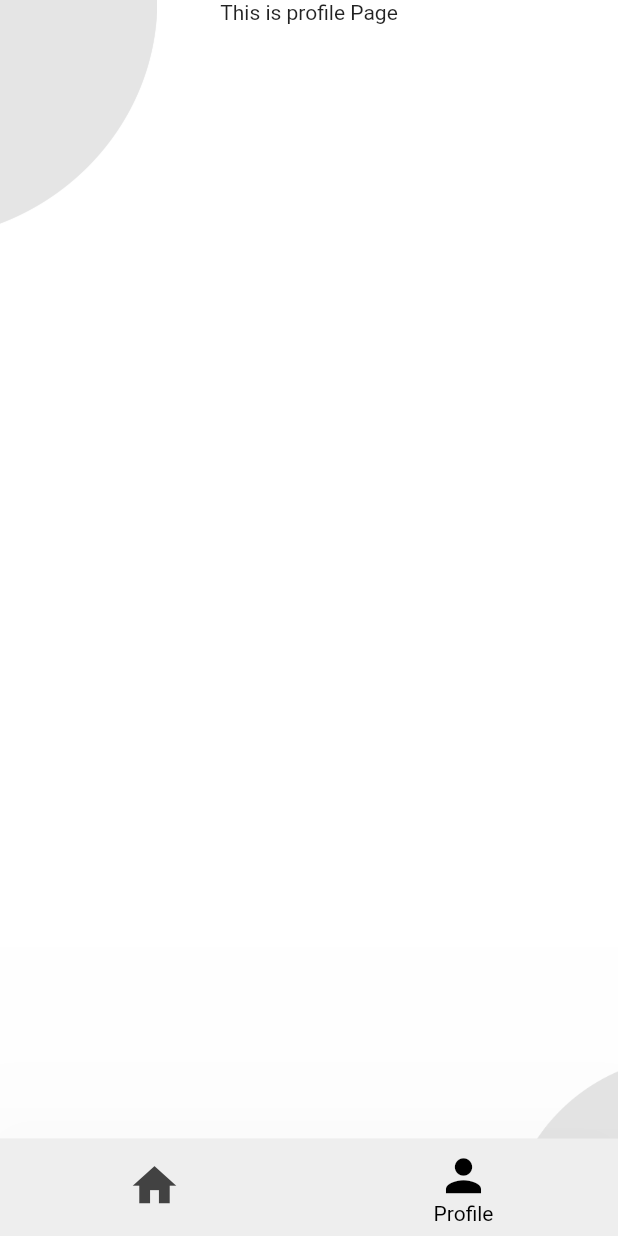
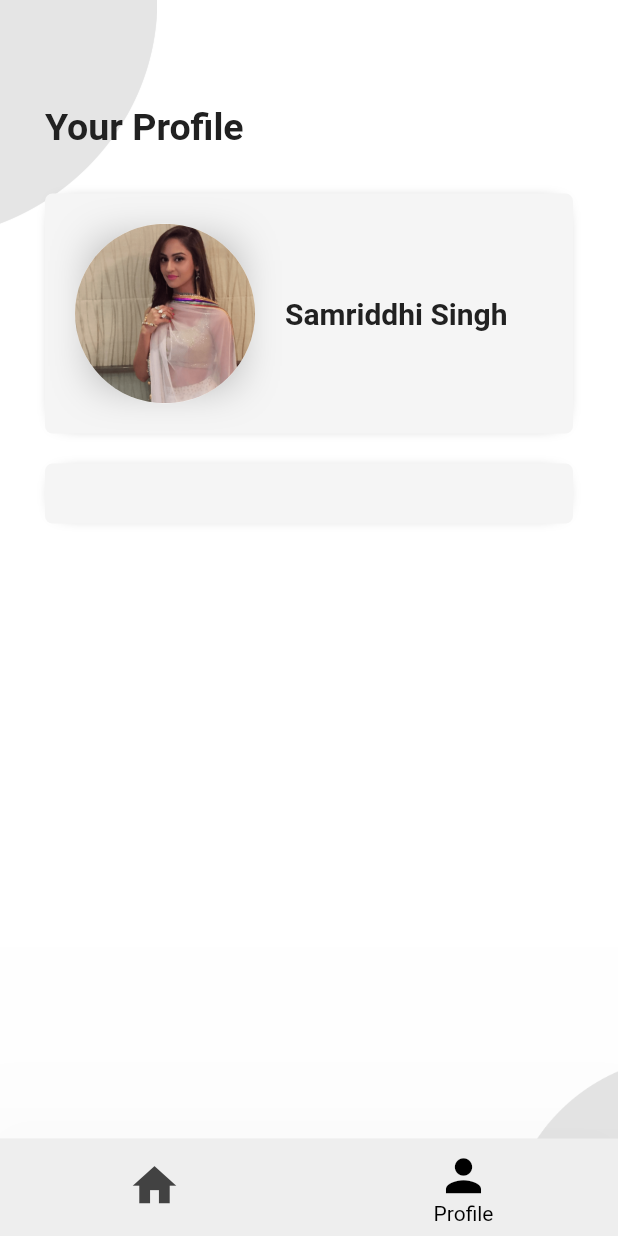
Before and after one commit to Ri-2020/Baalofy, a Flutter app: the App screen opened by its route, item 2 of the bottom bar chosen, on a phone screen of 412 x 824 dp. Run offline on Flutter 3.47's test engine with Material 2 defaults, Android fonts, the phone set to English and light mode, and no system bars; our stand-ins replace firebase_auth, firebase_core, syncfusion_flutter_sliders; accounts and stored records are empty; network calls fail.

Commit message:
some changes

```diff
--- a/lib/main.dart
+++ b/lib/main.dart
@@ -29,7 +29,7 @@ class MyApp extends StatelessWidget {
       theme: ThemeData(
         primarySwatch: Colors.grey,
       ),
-      home: const LoginPage(),
+      home: const App(),
       routes: {
         loginPageRoute: (context) => const LoginPage(),
         signupPageRoute: (context) => const SignupPage(),
--- a/lib/screens/dynamic/home_screen/home_screen.dart
+++ b/lib/screens/dynamic/home_screen/home_screen.dart
@@ -19,6 +19,12 @@ class HomePage extends StatefulWidget {
 class _HomePageState extends State<HomePage> {
   final List<Salon> _salons = [];
   final List<Widget> _salonCards = [];
+
+  @override
+  void initState() {
+    super.initState();
+    fetchSalon();
+  }
 
   Future<List<Salon>> fetchSalon() async {
     Uri requestUrl = Uri.parse("https://jsonkeeper.com/b/0XTW");
@@ -123,10 +129,4 @@ class _HomePageState extends State<HomePage> {
       ),
     );
   }
-
-  @override
-  void initState() {
-    super.initState();
-    fetchSalon();
-  }
 }
--- a/lib/screens/dynamic/profile_screen.dart
+++ b/lib/screens/dynamic/profile_screen.dart
@@ -1,5 +1,8 @@
+// import 'dart:html';
+
+import 'package:finalap/major_constants/constants.dart';
 import 'package:finalap/screens/static/background.dart';
-import 'package:flutter/cupertino.dart';
+import 'package:flutter/material.dart';
 
 class ProfilePage extends StatefulWidget {
   const ProfilePage({Key? key}) : super(key: key);
@@ -11,8 +14,115 @@ class ProfilePage extends StatefulWidget {
 class _ProfilePageState extends State<ProfilePage> {
   @override
   Widget build(BuildContext context) {
-    return const Background(
-      child: Text("This is profile Page"),
+    return Background(
+      child: SingleChildScrollView(
+        child: Container(
+          margin: const EdgeInsets.only(
+            right: 30,
+            left: 30,
+            top: 70,
+          ),
+          child: Column(
+            children: [
+              Row(
+                children: const [
+                  Text(
+                    "Your Profile",
+                    style: TextStyle(
+                      color: DARK2,
+                      fontSize: HEADINGFONTSIZE2,
+                      fontWeight: FontWeight.bold,
+                    ),
+                  ),
+                ],
+              ),
+              const SizedBox(
+                height: 30,
+              ),
+              Container(
+                padding: const EdgeInsets.all(20),
+                // margin: const EdgeInsets.all(20),
+                decoration: BoxDecoration(
+                  borderRadius: BorderRadius.circular(5),
+                  color: LIGHT2,
+                  boxShadow: const [
+                    BoxShadow(
+                      color: Colors.black,
+                      blurRadius: 10,
+                      spreadRadius: -10.0,
+                      offset: Offset(
+                        0.0,
+                        0.0,
+                      ),
+                    )
+                  ],
+                ),
+                child: Row(
+                  children: [
+                    Container(
+                      margin: const EdgeInsets.only(
+                        right: 20,
+                      ),
+                      decoration: const BoxDecoration(
+                        boxShadow: [
+                          BoxShadow(
+                            color: Colors.grey,
+                            blurRadius: 25,
+                            spreadRadius: -15.0,
+                            offset: Offset(
+                              0.0,
+                              0.0,
+                            ),
+                          )
+                        ],
+                      ),
+                      child: CircleAvatar(
+                        radius: 60,
+                        child: ClipRRect(
+                          borderRadius: BorderRadius.circular(60),
+                          child: Image.asset("assets/images/indian.png"),
+                        ),
+                      ),
+                    ),
+                    RichText(
+                      // overflow: TextOverflow.ellipsis,
+                      text: const TextSpan(
+                        text: "Samriddhi Singh",
+                        style: TextStyle(
+                          color: DARK2,
+                          // overflow: TextOverflow.fade,
+                          fontWeight: FontWeight.bold,
+                          fontSize: HEADINGFONTSIZE3,
+                        ),
+                      ),
+                    )
+                  ],
+                ),
+              ),
+              Container(
+                padding: const EdgeInsets.all(20),
+                margin: const EdgeInsets.only(top: 20),
+                decoration: BoxDecoration(
+                  borderRadius: BorderRadius.circular(5),
+                  color: LIGHT2,
+                  boxShadow: const [
+                    BoxShadow(
+                      color: Colors.black,
+                      blurRadius: 10,
+                      spreadRadius: -10.0,
+                      offset: Offset(
+                        0.0,
+                        0.0,
+                      ),
+                    )
+                  ],
+                ),
+                child: Row(),
+              ),
+            ],
+          ),
+        ),
+      ),
     );
   }
 }
```
Also changed, not shown: assets/images/indian.png (added), 1 other file.
